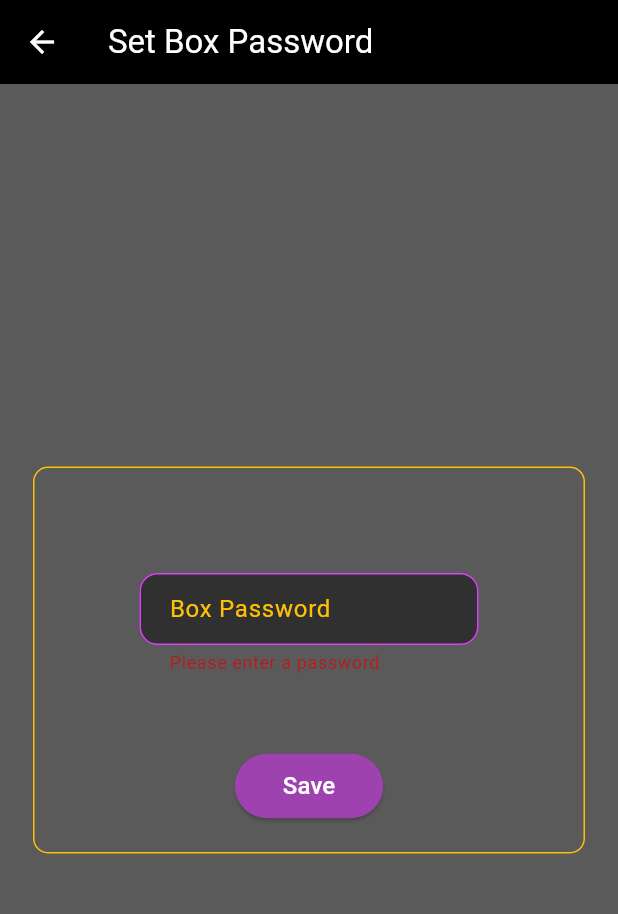
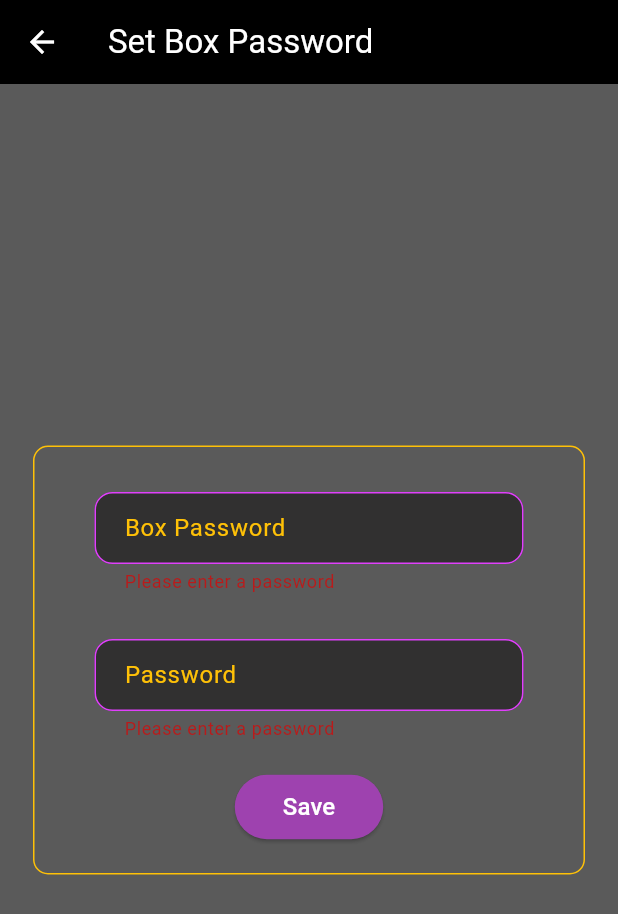
Before and after one commit to Gopendu070/door_drop_app, a Flutter app: the SetBoxPasswordPage screen opened directly, after a tap on "Save", on a phone screen of 412 x 824 dp. Shown: the top 914 px of the screen. Run offline on Flutter 3.47's test engine with Material 3 defaults, Android fonts, the phone set to English and light mode, and no system bars; our stand-ins replace dio, fluttertoast, get, lottie, qr_flutter, screenshot and 1 more; missing offline and left inert: mobile_scanner; accounts and stored records are empty.

Commit message:
only add order api remaining

```diff
--- a/lib/views/partner/send_delivery_confirmation_page.dart
+++ b/lib/views/partner/send_delivery_confirmation_page.dart
@@ -6,7 +6,7 @@ import 'package:url_launcher/url_launcher.dart';
 class SendDeliveryConfirmationPage extends StatelessWidget {
   final String data;
   const SendDeliveryConfirmationPage({super.key, required this.data});
-  String findEmail(String input) {
+  String findUserEmail(String input) {
     // Define a regular expression pattern for matching email IDs
     final RegExp emailRegex = RegExp(
       r'[a-zA-Z0-9._%+-]+@[a-zA-Z0-9.-]+\.[a-zA-Z]{2,}',
@@ -101,9 +101,9 @@ class SendDeliveryConfirmationPage extends StatelessWidget {
                   var boxId = extractBoxId(data);
                   var partnerEmail = SharedPrefHelper.getPartnerEmail();
 
-                  var recipient = findEmail(data);
+                  var recipient = findUserEmail(data);
                   var confirmationLink =
-                      'https://strong-salamander-848583.netlify.app/pin/$boxId/$recipient/$partnerEmail';
+                      'https://doordrop365.netlify.app/pin/$boxId/$recipient/$partnerEmail';
                   var body = data +
                       "\n\nClick the link below to confirm your delivery: \n$confirmationLink";
                   await sendEmail(
--- a/lib/views/user/set_box_password.dart
+++ b/lib/views/user/set_box_password.dart
@@ -14,9 +14,11 @@ class SetBoxPasswordPage extends StatefulWidget {
 }
 
 class _SetBoxPasswordPageState extends State<SetBoxPasswordPage> {
-  var pwController = TextEditingController();
+  var boxPinController = TextEditingController();
+  var pwController = TextEditingController(); // New controller
+  var isLoading = false;
+  final _formKey = GlobalKey<FormState>();
 
-  final _formKey = GlobalKey<FormState>();
   @override
   Widget build(BuildContext context) {
     return Scaffold(
@@ -41,27 +43,105 @@ class _SetBoxPasswordPageState extends State<SetBoxPasswordPage> {
           margin: EdgeInsets.all(22),
           decoration: BoxDecoration(
             borderRadius: BorderRadius.circular(10),
-              border: Border.all(color: Colors.amber)),
+            border: Border.all(color: Colors.amber),
+          ),
           child: Column(
             mainAxisAlignment: MainAxisAlignment.center,
             mainAxisSize: MainAxisSize.min,
             children: [
               Form(
                 key: _formKey,
-                child: Padding(
-                  padding: const EdgeInsets.all(50.0),
+                child: Column(
+                  children: [
+                    CustomTextField(
+                      Controller: boxPinController,
+                      label: "Box Password",
+                    ),
+                    CustomTextField(
+                      Controller: pwController,
+                      label: "Password",
+                    ), // New field
+                  ],
+                ),
+              ),
+              ElevatedButton(
+                onPressed: () async {
+                  if (_formKey.currentState!.validate()) {
+                    setState(() {
+                      isLoading = !isLoading;
+                    });
+                    var setPwResult = await apiValues.setBoxPassword(
+                        pwController.text, boxPinController.text);
+                    if (setPwResult['success']) {
+                      ScaffoldMessenger.of(context).showSnackBar(SnackBar(
+                        content: Text(setPwResult['message']),
+                        backgroundColor: Colors.green,
+                      ));
+                      Timer(Duration(seconds: 2), () {
+                        Get.back();
+                      });
+                    } else {
+                      ScaffoldMessenger.of(context).showSnackBar(SnackBar(
+                        content: Text(setPwResult['message']),
+                        backgroundColor: Colors.red,
+                      ));
+                    }
+                    setState(() {
+                      isLoading = !isLoading;
+                    });
+                  }
+                },
+                style: ElevatedButton.styleFrom(
+                  backgroundColor: const Color.fromARGB(252, 159, 66, 176),
+                  shape: RoundedRectangleBorder(
+                    borderRadius: BorderRadius.circular(24),
+                  ),
+                  padding: EdgeInsets.symmetric(vertical: 10, horizontal: 32),
+                ),
+                child: isLoading
+                    ? SizedBox(
+                        height: 25,
+                        width: 25,
+                        child: CircularProgressIndicator())
+                    : Text(
+                        "Save",
+                        style: TextStyle(fontSize: 16, color: Colors.white),
+                      ),
+              ),
+            ],
+          ),
+        ),
+      ),
+    );
+  }
+}
+
+class CustomTextField extends StatelessWidget {
+  const CustomTextField({
+    super.key,
+    required this.Controller,
+    required this.label,
+  });
+
+  final TextEditingController Controller;
+  final String label;
+
+  @override
+  Widget build(BuildContext context) {
+    return Padding(
+      padding:
+          const EdgeInsets.only(left: 20.0, right: 20, bottom: 20, top: 10),
       child: TextFormField(
-                    controller: pwController,
+        controller: Controller,
         maxLines: 1,
         style: TextStyle(color: Colors.amber, fontSize: 16),
         cursorColor: Colors.amber,
         decoration: InputDecoration(
           label: Text(
-                        "Box Password",
+            label,
             style: TextStyle(color: Colors.amber),
           ),
-                      contentPadding:
-                          EdgeInsets.symmetric(vertical: 12, horizontal: 16),
+          contentPadding: EdgeInsets.symmetric(vertical: 12, horizontal: 16),
           filled: true,
           fillColor: Appstyle.appBackGround,
           enabledBorder: OutlineInputBorder(
@@ -90,41 +170,6 @@ class _SetBoxPasswordPageState extends State<SetBoxPasswordPage> {
             return null;
         },
       ),
-                ),
-              ),
-              ElevatedButton(
-                onPressed: () async {
-                  if (_formKey.currentState!.validate()) {
-                    var setPwResult = await apiValues.setBoxPassword(
-                        SharedPrefHelper.getBoxId(), pwController.text);
-                    if (setPwResult['message'] ==
-                        "User password set successfully") {
-                      ScaffoldMessenger.of(context).showSnackBar(SnackBar(
-                        content: Text(setPwResult['message']),
-                        backgroundColor: Colors.green,
-                      ));
-                      Timer(Duration(seconds: 2), () {
-                        Get.back();
-                      });
-                    }
-                  }
-                },
-                style: ElevatedButton.styleFrom(
-                  backgroundColor: const Color.fromARGB(252, 159, 66, 176),
-                  shape: RoundedRectangleBorder(
-                    borderRadius: BorderRadius.circular(24),
-                  ),
-                  padding: EdgeInsets.symmetric(vertical: 10, horizontal: 32),
-                ),
-                child: Text(
-                  "Save",
-                  style: TextStyle(fontSize: 16, color: Colors.white),
-                ),
-              ),
-            ],
-          ),
-        ),
-      ),
     );
   }
 }
--- a/lib/views/user/user_login_page.dart
+++ b/lib/views/user/user_login_page.dart
@@ -35,10 +35,12 @@ class _UserLoginPageState extends State<UserLoginPage> {
         SharedPrefHelper.setPhone(loginResult['user']['phoneNumber'] ?? "");
         SharedPrefHelper.setEmail(loginResult['user']['email']);
         //Todo
-        // SharedPrefHelper.setAddress(loginResult['user']['address'] ?? "");
+        SharedPrefHelper.setAddress(loginResult['user']['address'] ?? "");
 
         SharedPrefHelper.setId(loginResult['user']['_id']);
+        SharedPrefHelper.setBoxIsLockedd(loginResult['user']['boxIsLocked']);
         SharedPrefHelper.setBoxId(loginResult['user']['boxId'] ?? "");
+        print("boxId: ${SharedPrefHelper.getBoxId()}");
         setState(() {
           isLoading = false;
         });
```
Also changed, not shown: lib/services/apiValues.dart (+60 -8 lines), lib/services/sharedPrefHelper.dart (+8 -0 lines), lib/views/partner/partner_email_verification_page.dart (+8 -4 lines), lib/views/user/address_form_page.dart (+19 -7 lines), lib/views/user/user_home.dart (+38 -12 lines), lib/views/user_email_verification_page.dart (+8 -4 lines). Lines whose indentation alone changed are shown as unchanged.
